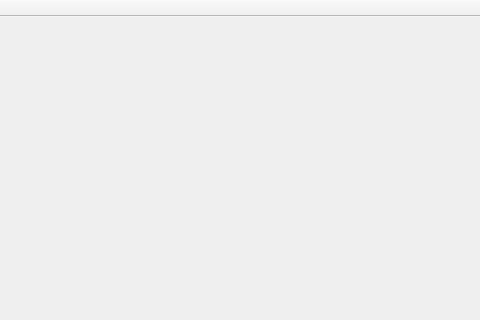
Above: ParticleSystems/mainwindow.ui from Gushcha-Vladislav/Graphics before the change; both pictures show x 370 to 850 and y 0 to 320 of the 850 by 600 pixel window. Below: the same form after it.
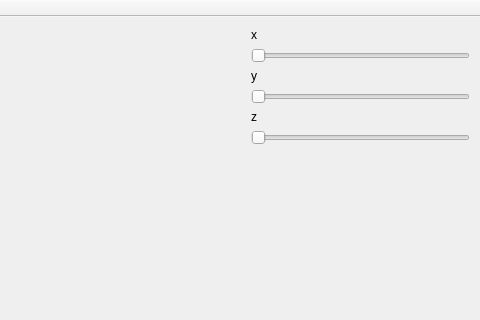
That is the form after the change. Custom widgets are drawn as their Qt base class.

Patch:
```diff
--- a/ParticleSystems/mainwindow.ui
+++ b/ParticleSystems/mainwindow.ui
@@ -24,6 +24,82 @@
      </rect>
     </property>
    </widget>
+   <widget class="QWidget" name="verticalLayoutWidget">
+    <property name="geometry">
+     <rect>
+      <x>610</x>
+      <y>0</y>
+      <width>241</width>
+      <height>551</height>
+     </rect>
+    </property>
+    <layout class="QVBoxLayout" name="verticalLayout">
+     <item>
+      <widget class="QLabel" name="label">
+       <property name="text">
+        <string>x</string>
+       </property>
+      </widget>
+     </item>
+     <item>
+      <widget class="QSlider" name="horizontalSlider">
+       <property name="maximum">
+        <number>360</number>
+       </property>
+       <property name="orientation">
+        <enum>Qt::Horizontal</enum>
+       </property>
+      </widget>
+     </item>
+     <item>
+      <widget class="QLabel" name="label_2">
+       <property name="text">
+        <string>y</string>
+       </property>
+      </widget>
+     </item>
+     <item>
+      <widget class="QSlider" name="horizontalSlider_2">
+       <property name="maximum">
+        <number>360</number>
+       </property>
+       <property name="orientation">
+        <enum>Qt::Horizontal</enum>
+       </property>
+      </widget>
+     </item>
+     <item>
+      <widget class="QLabel" name="label_3">
+       <property name="text">
+        <string>z</string>
+       </property>
+      </widget>
+     </item>
+     <item>
+      <widget class="QSlider" name="horizontalSlider_3">
+       <property name="maximum">
+        <number>360</number>
+       </property>
+       <property name="orientation">
+        <enum>Qt::Horizontal</enum>
+       </property>
+      </widget>
+     </item>
+     <item>
+      <spacer name="verticalSpacer">
+       <property name="orientation">
+        <enum>Qt::Vertical</enum>
+       </property>
+       <property name="sizeHint" stdset="0">
+        <size>
+         <width>20</width>
+         <height>40</height>
+        </size>
+       </property>
+      </spacer>
+     </item>
+    </layout>
+   </widget>
   </widget>
   <widget class="QMenuBar" name="menuBar">
    <property name="geometry">
```
